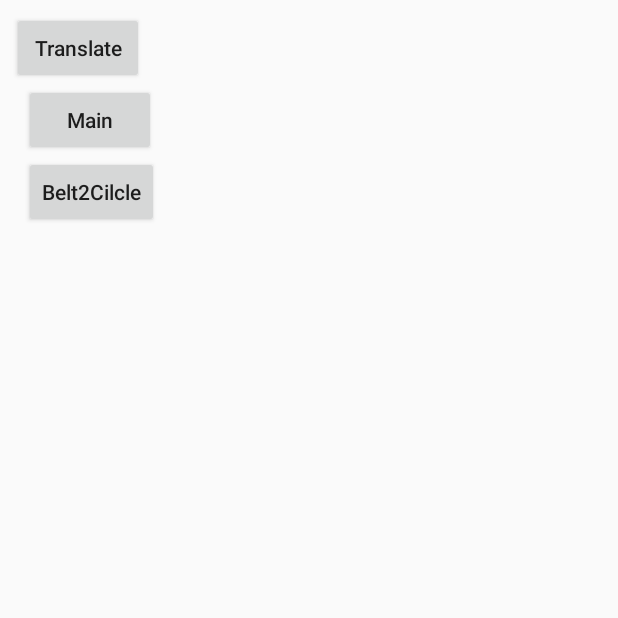
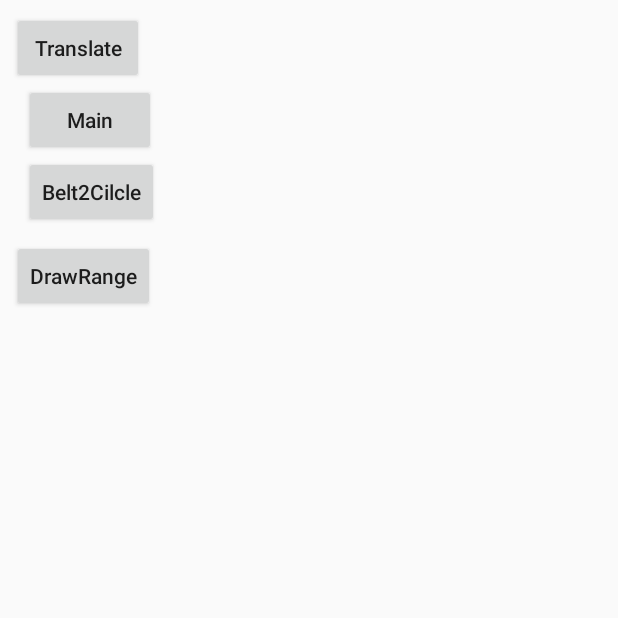
Before and after one commit to HadesHe/OpenGL3.xGame, an Android app: the screen it shows after launch (SelectActivity), on a phone screen of 412 x 824 dp, the top half of it. Run offline under Robolectric (Android 15) with nearby library versions, the phone set to English and light mode, and no system bars.

Commit message:
增加 GLE30.glDrawRangeElemement 绘制方式

```diff
--- a/baseopengl/src/main/java/com/example/baseopengl/BaseShape.kt
+++ b/baseopengl/src/main/java/com/example/baseopengl/BaseShape.kt
@@ -15,4 +15,8 @@ abstract class BaseShape(val mv:BaseOpenGl3SurfaceView) {
 
     abstract fun drawSelf()
 
+    open fun drawSelf(start:Int=0, end:Int=0){
+
+    }
+
 }
--- a/sample5/build.gradle
+++ b/sample5/build.gradle
@@ -7,7 +7,7 @@ android {
 
     defaultConfig {
         applicationId "com.example.sample5"
-        minSdkVersion 15
+        minSdkVersion 18
         targetSdkVersion 28
         versionCode 1
         versionName "1.0"
--- a/sample5/src/main/AndroidManifest.xml
+++ b/sample5/src/main/AndroidManifest.xml
@@ -19,6 +19,7 @@
         </activity>
         <activity android:name="com.example.activitys.TanslateActivity"/>
         <activity android:name="com.example.shapes.BeltCubeActivity"/>
+        <activity android:name="com.example.activitys.DrawRangeElementActivity"/>
     </application>
 
 </manifest>
--- a/sample5/src/main/java/com/example/SelectActivity.kt
+++ b/sample5/src/main/java/com/example/SelectActivity.kt
@@ -5,6 +5,7 @@ import android.os.Bundle
 import android.support.v7.app.AppCompatActivity
 import android.view.View
 import android.widget.Button
+import com.example.activitys.DrawRangeElementActivity
 import com.example.activitys.TanslateActivity
 import com.example.sample5.MainActivity
 import com.example.sample5.R
@@ -25,6 +26,10 @@ class SelectActivity :AppCompatActivity(), View.OnClickListener {
                 val intent=Intent(this,BeltCubeActivity::class.java)
                 startActivity(intent)
             }
+            R.id.btnDrawRange->{
+                val intent=Intent(this,DrawRangeElementActivity::class.java)
+                startActivity(intent)
+            }
         }
     }
 
@@ -39,6 +44,10 @@ class SelectActivity :AppCompatActivity(), View.OnClickListener {
     private val btnBelt: Button by lazy {
         findViewById(R.id.btnBelt) as Button
     }
+    private val btnDrawRange: Button by lazy {
+        findViewById(R.id.btnDrawRange) as Button
+    }
+
 
     override fun onCreate(savedInstanceState: Bundle?) {
         super.onCreate(savedInstanceState)
@@ -47,6 +56,7 @@ class SelectActivity :AppCompatActivity(), View.OnClickListener {
         btnTanslate.setOnClickListener(this)
         btnMain.setOnClickListener(this)
         btnBelt.setOnClickListener(this)
+        btnDrawRange.setOnClickListener(this)
     }
 
 }
--- a/sample5/src/main/java/com/example/shapes/Circle.kt
+++ b/sample5/src/main/java/com/example/shapes/Circle.kt
@@ -19,7 +19,7 @@ open class Circle(mv: BaseOpenGl3SurfaceView) :BaseShape(mv){
     private lateinit var mVertexShader: String
     protected lateinit var mColorBuffer: FloatBuffer
     protected lateinit var mVertexBuffer: FloatBuffer
-    private var vCount: Int=0
+    protected var vCount: Int=0
 
     override fun initShader(mv: BaseOpenGl3SurfaceView) {
         mVertexShader=ShaderUtil.loadFromAssetsFile("beltvertex.glsl",mv.resources)!!
--- a/sample5/src/main/res/layout/activity_select.xml
+++ b/sample5/src/main/res/layout/activity_select.xml
@@ -1,6 +1,7 @@
 <?xml version="1.0" encoding="utf-8"?>
 <android.support.constraint.ConstraintLayout xmlns:android="http://schemas.android.com/apk/res/android"
     xmlns:app="http://schemas.android.com/apk/res-auto"
+    xmlns:tools="http://schemas.android.com/tools"
     android:layout_width="match_parent" android:layout_height="match_parent">
 
     <Button
@@ -36,4 +37,15 @@
         app:layout_constraintStart_toStartOf="parent"
         app:layout_constraintTop_toBottomOf="@+id/btnMain" />
 
+    <Button
+        android:id="@+id/btnDrawRange"
+        android:layout_width="wrap_content"
+        android:layout_height="wrap_content"
+        android:layout_marginStart="8dp"
+        android:layout_marginTop="8dp"
+        android:text="DrawRange"
+        android:textAllCaps="false"
+        app:layout_constraintStart_toStartOf="parent"
+        app:layout_constraintTop_toBottomOf="@+id/btnBelt" />
+
 </android.support.constraint.ConstraintLayout>
```
Also changed, not shown: sample5/src/main/java/com/example/activitys/DrawRangeElementActivity.kt (added, +12 -0 lines), sample5/src/main/java/com/example/glsurfaceviews/DrawRangeElementsView.kt (added, +56 -0 lines), sample5/src/main/java/com/example/shapes/DrawElementCircle.kt (+67 -4 lines).
